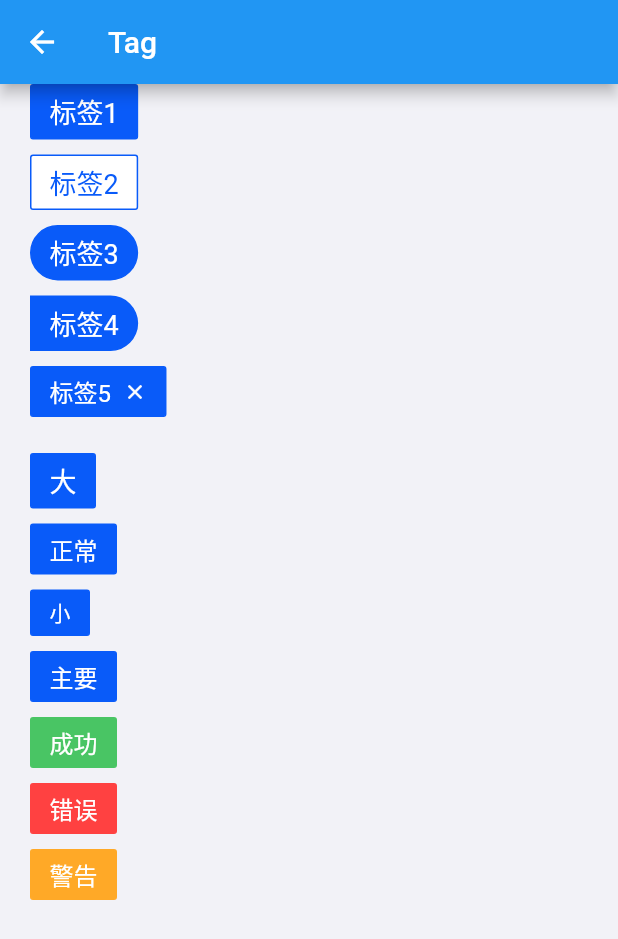
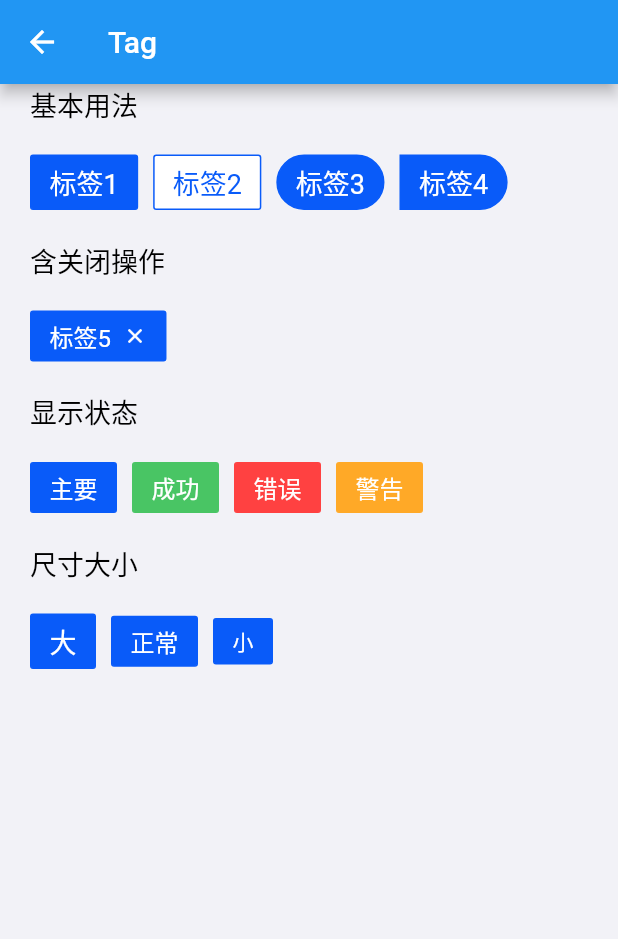
Before and after one commit to marklin2012/saturn, a Flutter app: the TagPage screen opened directly, on a phone screen of 412 x 824 dp. Shown: the top 939 px of the screen. Run offline on Flutter 3.47's test engine with Material 2 defaults, Android fonts, the phone set to English and light mode, and no system bars; our stand-ins replace flutter_easyrefresh, shimmer, video_player; Roboto replaces fonts that are missing (PingFang).

Commit message:
fix:复验问题，tag修改用例

```diff
--- a/example/lib/pages/tag.dart
+++ b/example/lib/pages/tag.dart
@@ -21,71 +21,144 @@ class _TagPageState extends State<TagPage> {
             mainAxisAlignment: MainAxisAlignment.start,
             crossAxisAlignment: CrossAxisAlignment.start,
             children: <Widget>[
+              Align(
+                alignment: Alignment.topLeft,
+                child: Padding(
+                  padding: const EdgeInsets.only(left: 0),
+                  child: Text("基本用法",
+                      softWrap: true,
+                      style: const TextStyle(
+                          fontWeight: FontWeight.w500,
+                          color: Colors.black,
+                          fontSize: STDialogConstant.titleFontSize,
+                          decoration: TextDecoration.none)),
+                ),
+              ),
+              SizedBox(height: 20),
+
+              Row(
+                children: [
                   STTag(
                     text: "标签1",
                     size: STTagSize.big,
                   ),
-              SizedBox(height: 10),
+                  SizedBox(width: 10),
                   STTag(
                     text: "标签2",
                     type: STTagType.primary,
                     shape: STTagShape.outline,
                     size: STTagSize.big,
                   ),
-              SizedBox(height: 10),
+                  SizedBox(width: 10),
                   STTag(
                     text: "标签3",
                     size: STTagSize.big,
                     shape: STTagShape.roundRect,
                   ),
-              SizedBox(height: 10),
+                  SizedBox(width: 10),
                   STTag(
                     text: "标签4",
                     size: STTagSize.big,
                     shape: STTagShape.rightRoundRect,
                   ),
+                ],
+              ),
+              SizedBox(height: 20),
+
+              Align(
+                alignment: Alignment.topLeft,
+                child: Padding(
+                  padding: const EdgeInsets.only(left: 0),
+                  child: Text("含关闭操作",
+                      softWrap: true,
+                      style: const TextStyle(
+                          fontWeight: FontWeight.w500,
+                          color: Colors.black,
+                          fontSize: STDialogConstant.titleFontSize,
+                          decoration: TextDecoration.none)),
+                ),
+              ),
+              SizedBox(height: 20),
               // Text('正常'),
-              SizedBox(height: 10),
               STTag(
                 text: "标签5",
                 onCloseTap: (value) {
                   print(value);
                 },
               ),
-              SizedBox(height: 24),
+              SizedBox(height: 20),
+
+              Align(
+                alignment: Alignment.topLeft,
+                child: Padding(
+                  padding: const EdgeInsets.only(left: 0),
+                  child: Text("显示状态",
+                      softWrap: true,
+                      style: const TextStyle(
+                          fontWeight: FontWeight.w500,
+                          color: Colors.black,
+                          fontSize: STDialogConstant.titleFontSize,
+                          decoration: TextDecoration.none)),
+                ),
+              ),
+              SizedBox(height: 20),
+              Row(
+                children: [
+                  STTag(
+                    text: "主要",
+                  ),
+                  SizedBox(width: 10),
+                  STTag(
+                    text: "成功",
+                    type: STTagType.success,
+                  ),
+                  SizedBox(width: 10),
+                  STTag(
+                    text: "错误",
+                    type: STTagType.error,
+                  ),
+                  SizedBox(width: 10),
+                  STTag(
+                    text: "警告",
+                    type: STTagType.warning,
+                  ),
+                ],
+              ),
+              SizedBox(height: 20),
+
+              Align(
+                alignment: Alignment.topLeft,
+                child: Padding(
+                  padding: const EdgeInsets.only(left: 0),
+                  child: Text("尺寸大小",
+                      softWrap: true,
+                      style: const TextStyle(
+                          fontWeight: FontWeight.w500,
+                          color: Colors.black,
+                          fontSize: STDialogConstant.titleFontSize,
+                          decoration: TextDecoration.none)),
+                ),
+              ),
+              SizedBox(height: 20),
+              Row(
+                children: [
                   STTag(
                     text: "大",
                     size: STTagSize.big,
                   ),
-              SizedBox(height: 10),
+                  SizedBox(width: 10),
                   STTag(
                     text: "正常",
                     type: STTagType.primary,
                   ),
-              SizedBox(height: 10),
+                  SizedBox(width: 10),
                   STTag(
                     text: "小",
                     size: STTagSize.small,
                   ),
-              SizedBox(height: 10),
-              STTag(
-                text: "主要",
-              ),
-              SizedBox(height: 10),
-              STTag(
-                text: "成功",
-                type: STTagType.success,
-              ),
-              SizedBox(height: 10),
-              STTag(
-                text: "错误",
-                type: STTagType.error,
-              ),
-              SizedBox(height: 10),
-              STTag(
-                text: "警告",
-                type: STTagType.warning,
-              ),
+                  SizedBox(width: 10),
+                ],
+              )
             ],
           ),
         ),
```
Lines whose indentation alone changed are shown as unchanged.
